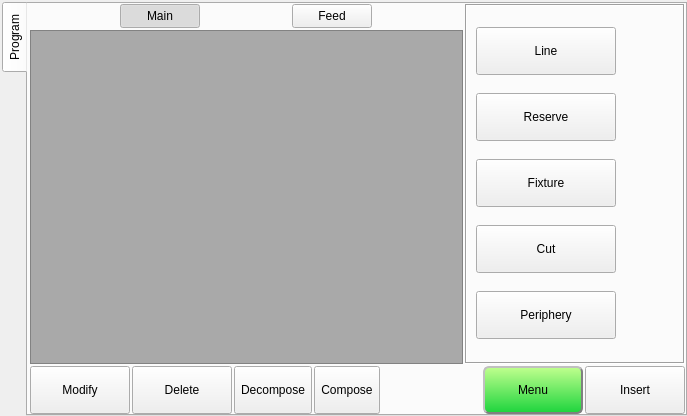
Old version of the form hcinstruction/ichcinstructionpageframe.ui in the repository GaussCheng/2-5AxisPunch.
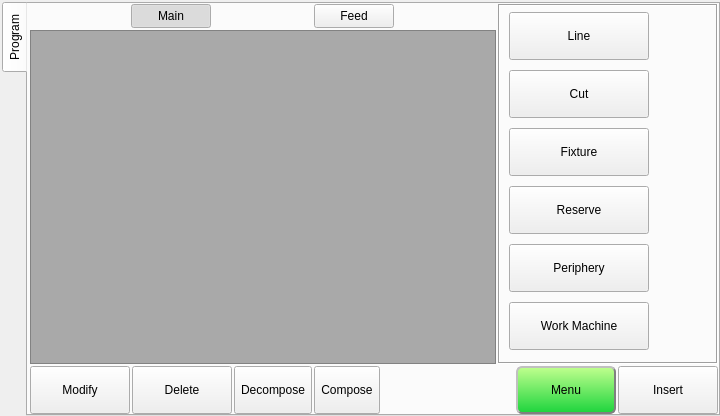
New version of the form. Icons and pictures are not drawn.

```diff
--- a/hcinstruction/ichcinstructionpageframe.ui
+++ b/hcinstruction/ichcinstructionpageframe.ui
@@ -6,7 +6,7 @@
    <rect>
     <x>0</x>
     <y>0</y>
-    <width>687</width>
+    <width>720</width>
     <height>416</height>
    </rect>
   </property>
@@ -207,6 +207,12 @@
            </property>
            <widget class="QWidget" name="actionSelectPage">
             <layout class="QVBoxLayout" name="verticalLayout_3">
+             <property name="topMargin">
+              <number>2</number>
+             </property>
+             <property name="bottomMargin">
+              <number>2</number>
+             </property>
              <item>
               <widget class="QToolButton" name="lineButton">
                <property name="sizePolicy">
@@ -245,82 +251,6 @@
                </property>
               </widget>
              </item>
-             <item>
-              <widget class="QToolButton" name="pneumaticButton">
-               <property name="sizePolicy">
-                <sizepolicy hsizetype="Preferred" vsizetype="Preferred">
-                 <horstretch>0</horstretch>
-                 <verstretch>0</verstretch>
-                </sizepolicy>
-               </property>
-               <property name="minimumSize">
-                <size>
-                 <width>140</width>
-                 <height>48</height>
-                </size>
-               </property>
-               <property name="maximumSize">
-                <size>
-                 <width>140</width>
-                 <height>48</height>
-                </size>
-               </property>
-               <property name="text">
-                <string>Reserve</string>
-               </property>
-               <property name="icon">
-                <iconset resource="../resource.qrc">
-                 <normaloff>:/resource/CommonIO(32).png</normaloff>:/resource/CommonIO(32).png</iconset>
-               </property>
-               <property name="iconSize">
-                <size>
-                 <width>32</width>
-                 <height>32</height>
-                </size>
-               </property>
-               <property name="toolButtonStyle">
-                <enum>Qt::ToolButtonTextBesideIcon</enum>
-               </property>
-              </widget>
-             </item>
-             <item>
-              <widget class="QToolButton" name="fixtureButton">
-               <property name="sizePolicy">
-                <sizepolicy hsizetype="Preferred" vsizetype="Preferred">
-                 <horstretch>0</horstretch>
-                 <verstretch>0</verstretch>
-                </sizepolicy>
-               </property>
-               <property name="minimumSize">
-                <size>
-                 <width>140</width>
-                 <height>48</height>
-                </size>
-               </property>
-               <property name="maximumSize">
-                <size>
-                 <width>140</width>
-                 <height>48</height>
-                </size>
-               </property>
-               <property name="text">
-                <string>Fixture</string>
-               </property>
-               <property name="icon">
-                <iconset resource="../resource.qrc">
-                 <normaloff>:/resource/fixture(32).png</normaloff>:/resource/fixture(32).png</iconset>
-               </property>
-               <property name="iconSize">
-                <size>
-                 <width>32</width>
-                 <height>32</height>
-                </size>
-               </property>
-               <property name="toolButtonStyle">
-                <enum>Qt::ToolButtonTextBesideIcon</enum>
-               </property>
-              </widget>
-             </item>
              <item>
               <widget class="QToolButton" name="cutButton">
                <property name="sizePolicy">
@@ -359,6 +289,82 @@
                </property>
               </widget>
              </item>
+             <item>
+              <widget class="QToolButton" name="fixtureButton">
+               <property name="sizePolicy">
+                <sizepolicy hsizetype="Preferred" vsizetype="Preferred">
+                 <horstretch>0</horstretch>
+                 <verstretch>0</verstretch>
+                </sizepolicy>
+               </property>
+               <property name="minimumSize">
+                <size>
+                 <width>140</width>
+                 <height>48</height>
+                </size>
+               </property>
+               <property name="maximumSize">
+                <size>
+                 <width>140</width>
+                 <height>48</height>
+                </size>
+               </property>
+               <property name="text">
+                <string>Fixture</string>
+               </property>
+               <property name="icon">
+                <iconset resource="../resource.qrc">
+                 <normaloff>:/resource/fixture(32).png</normaloff>:/resource/fixture(32).png</iconset>
+               </property>
+               <property name="iconSize">
+                <size>
+                 <width>32</width>
+                 <height>32</height>
+                </size>
+               </property>
+               <property name="toolButtonStyle">
+                <enum>Qt::ToolButtonTextBesideIcon</enum>
+               </property>
+              </widget>
+             </item>
+             <item>
+              <widget class="QToolButton" name="pneumaticButton">
+               <property name="sizePolicy">
+                <sizepolicy hsizetype="Preferred" vsizetype="Preferred">
+                 <horstretch>0</horstretch>
+                 <verstretch>0</verstretch>
+                </sizepolicy>
+               </property>
+               <property name="minimumSize">
+                <size>
+                 <width>140</width>
+                 <height>48</height>
+                </size>
+               </property>
+               <property name="maximumSize">
+                <size>
+                 <width>140</width>
+                 <height>48</height>
+                </size>
+               </property>
+               <property name="text">
+                <string>Reserve</string>
+               </property>
+               <property name="icon">
+                <iconset resource="../resource.qrc">
+                 <normaloff>:/resource/CommonIO(32).png</normaloff>:/resource/CommonIO(32).png</iconset>
+               </property>
+               <property name="iconSize">
+                <size>
+                 <width>32</width>
+                 <height>32</height>
+                </size>
+               </property>
+               <property name="toolButtonStyle">
+                <enum>Qt::ToolButtonTextBesideIcon</enum>
+               </property>
+              </widget>
+             </item>
              <item>
               <widget class="QToolButton" name="peripheryButton">
                <property name="sizePolicy">
@@ -397,6 +403,44 @@
                </property>
               </widget>
              </item>
+             <item>
+              <widget class="QToolButton" name="workMachineIOButton">
+               <property name="sizePolicy">
+                <sizepolicy hsizetype="Preferred" vsizetype="Preferred">
+                 <horstretch>0</horstretch>
+                 <verstretch>0</verstretch>
+                </sizepolicy>
+               </property>
+               <property name="minimumSize">
+                <size>
+                 <width>140</width>
+                 <height>48</height>
+                </size>
+               </property>
+               <property name="maximumSize">
+                <size>
+                 <width>140</width>
+                 <height>48</height>
+                </size>
+               </property>
+               <property name="text">
+                <string>Work Machine</string>
+               </property>
+               <property name="icon">
+                <iconset resource="../resource.qrc">
+                 <normaloff>:/resource/forming-machine(32).png</normaloff>:/resource/forming-machine(32).png</iconset>
+               </property>
+               <property name="iconSize">
+                <size>
+                 <width>32</width>
+                 <height>32</height>
+                </size>
+               </property>
+               <property name="toolButtonStyle">
+                <enum>Qt::ToolButtonTextBesideIcon</enum>
+               </property>
+              </widget>
+             </item>
             </layout>
            </widget>
           </widget>
```
Left out of the diff: 4 changed lines with no effect on the pictures.
